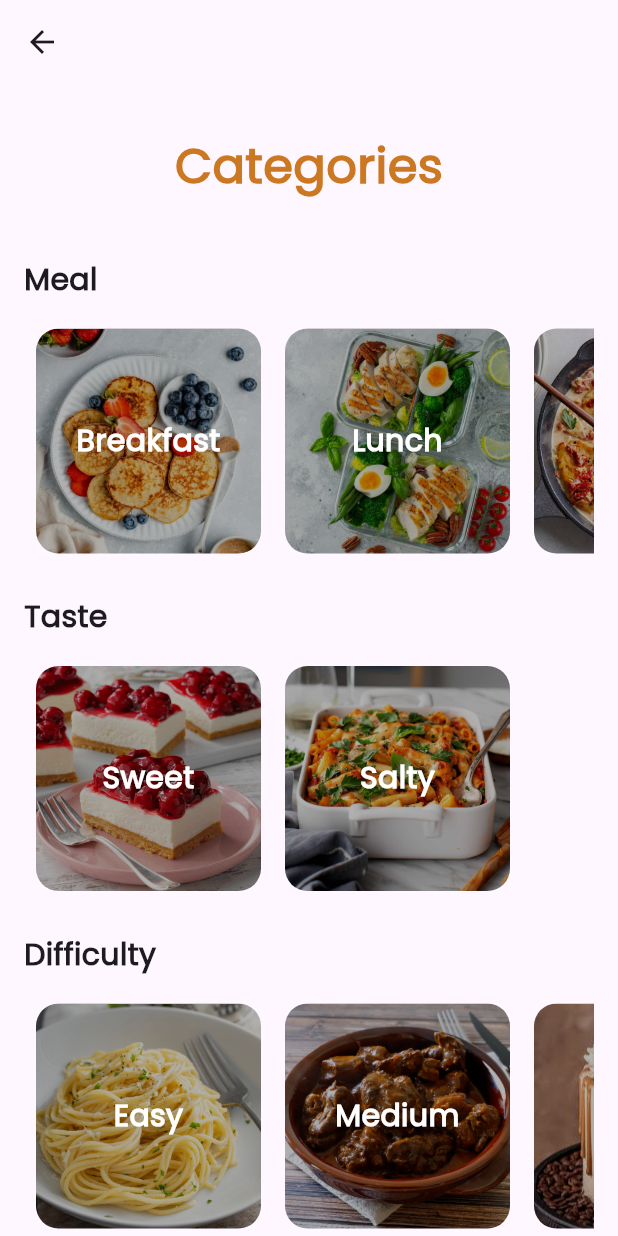
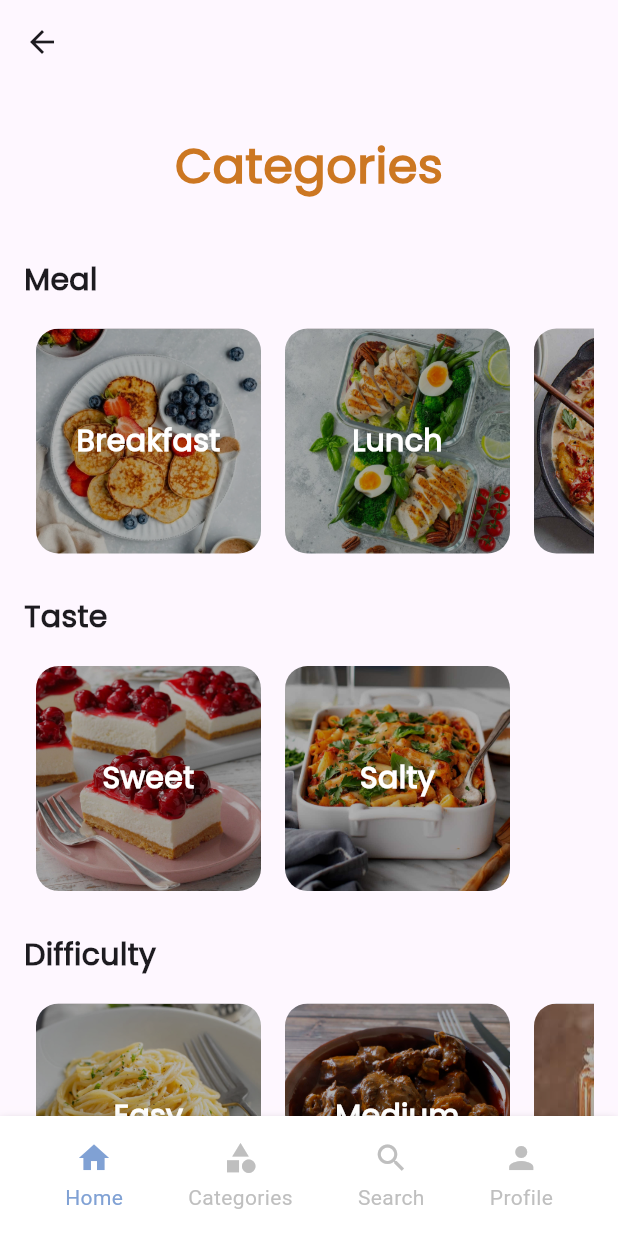
Before and after one commit to MajaR46/TVA, a Flutter app: the CategoriesPage screen opened directly, on a phone screen of 412 x 824 dp. Run offline on Flutter 3.47's test engine with Material 3 defaults, Android fonts, the phone set to English and light mode, and no system bars; our stand-ins replace dio, firebase_auth, firebase_core, firebase_database, firebase_storage, fluttertoast and 1 more; accounts and stored records are empty.

Commit message:
added menu to categories

```diff
--- a/lib/components/recipeCard.dart
+++ b/lib/components/recipeCard.dart
@@ -54,7 +54,7 @@ class RecipeCard extends StatelessWidget {
                       Icon(
                         Icons.access_time,
                         size: 16.0,
-                        color: Colors.white,
+                        color: AppStyles.carrotOrange,
                       ),
                       SizedBox(width: 4.0),
                       Text(
@@ -66,7 +66,7 @@ class RecipeCard extends StatelessWidget {
                       Icon(
                         Icons.star,
                         size: 16.0,
-                        color: Colors.white,
+                        color: AppStyles.vistaBlue,
                       ),
                       SizedBox(width: 4.0),
                       Text(_getDifficultyText(recipe['difficulty']),
--- a/lib/screens/recipes/categories_screen.dart
+++ b/lib/screens/recipes/categories_screen.dart
@@ -2,6 +2,7 @@ import 'package:flutter/material.dart';
 import 'package:foodie/components/categorySquare.dart';
 import 'package:foodie/app_styles.dart';
 import 'package:foodie/screens/home_screen.dart';
+import 'package:foodie/components/menu.dart';
 
 class CategoriesPage extends StatelessWidget {
   @override
@@ -76,6 +77,7 @@ class CategoriesPage extends StatelessWidget {
           ),
         ),
       ),
+      bottomNavigationBar: MenuComponent(),
     );
   }
 }
--- a/lib/screens/recipes/single_categorie_screen.dart
+++ b/lib/screens/recipes/single_categorie_screen.dart
@@ -4,6 +4,7 @@ import 'package:foodie/components/recipeCard.dart';
 import 'package:foodie/screens/recipes/repice_details_screen.dart';
 import 'package:firebase_database/ui/firebase_animated_list.dart';
 import 'package:foodie/app_styles.dart';
+import 'package:foodie/components/menu.dart';
 
 class SingleCategoryScreen extends StatefulWidget {
   final String categoryType;
@@ -141,6 +142,7 @@ class _SingleCategoryScreenState extends State<SingleCategoryScreen> {
                     ],
                   ),
                 ),
+      bottomNavigationBar: MenuComponent(),
     );
   }
 }
```
